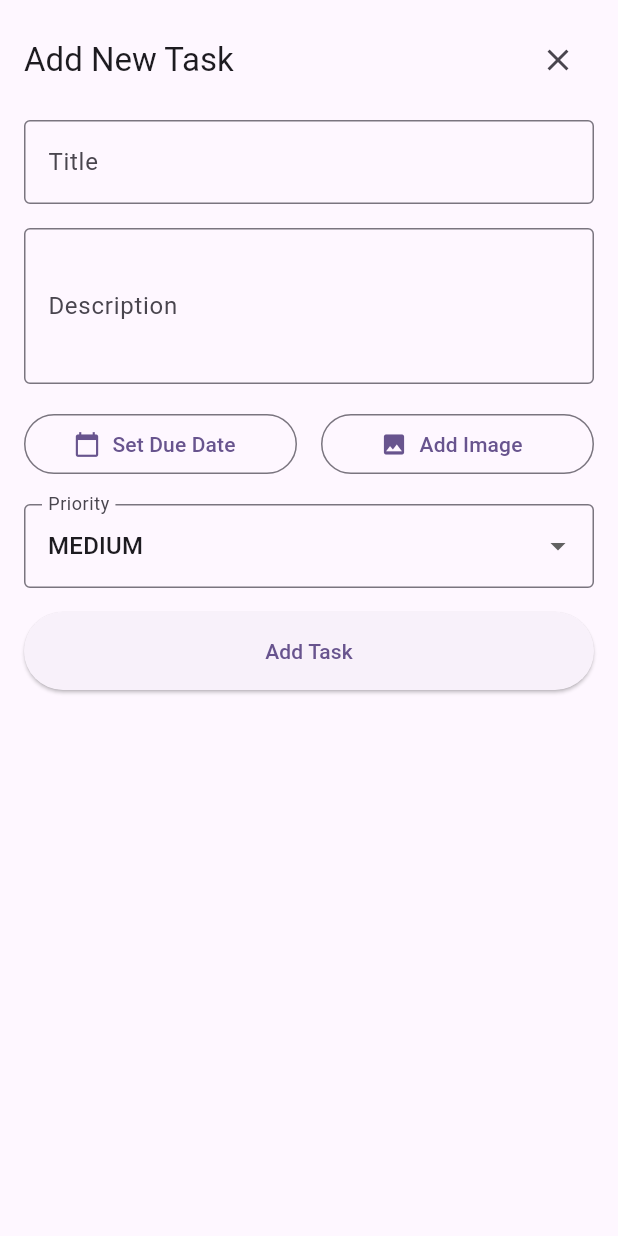
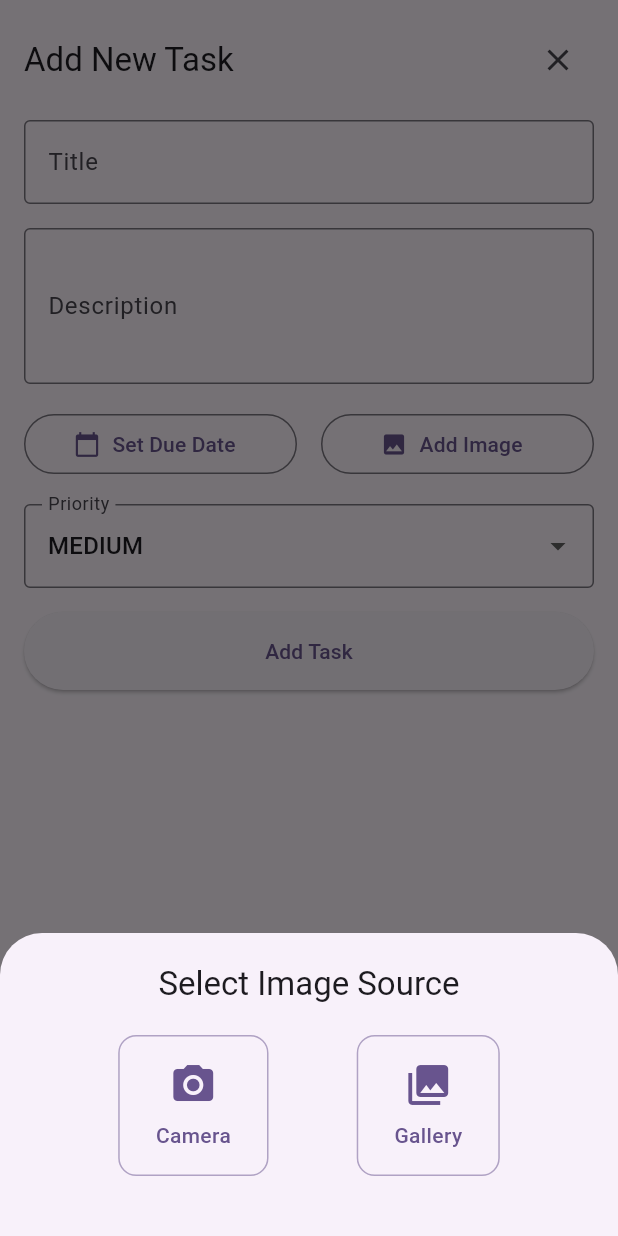
Before and after one commit to MohamedIjlal27/todo_flutter_app, a Flutter app: the AddTodoSheet widget shown alone on an empty page, opened directly, after a tap on "Add Image", on a phone screen of 412 x 824 dp. Run offline on Flutter 3.47's test engine with Material 3 defaults, Android fonts, the phone set to English and light mode, and no system bars; our stand-ins replace flutter_slidable, hive_flutter, image_picker, shared_preferences; accounts and stored records are empty.

Commit message:
feat: add camera/gallery picker and iOS permissions

```diff
--- a/lib/widgets/add_todo_sheet.dart
+++ b/lib/widgets/add_todo_sheet.dart
@@ -1,9 +1,9 @@
 import 'dart:io';
 import 'package:flutter/material.dart';
 import 'package:provider/provider.dart';
-import 'package:image_picker/image_picker.dart';
 import '../models/todo.dart';
 import '../providers/todo_provider.dart';
+import 'image_source_sheet.dart';
 
 class AddTodoSheet extends StatefulWidget {
   const AddTodoSheet({super.key});
@@ -27,14 +27,18 @@ class _AddTodoSheetState extends State<AddTodoSheet> {
   }
 
   Future<void> _pickImage() async {
-    final ImagePicker picker = ImagePicker();
-    final XFile? image = await picker.pickImage(source: ImageSource.gallery);
-
-    if (image != null) {
-      setState(() {
-        _imagePath = image.path;
-      });
-    }
+    showModalBottomSheet(
+      context: context,
+      builder: (context) => ImageSourceSheet(
+        onImageSelected: (path) {
+          if (path != null) {
+            setState(() {
+              _imagePath = path;
+            });
+          }
+        },
+      ),
+    );
   }
 
   Future<void> _selectDate(BuildContext context) async {
--- /dev/null
+++ b/lib/widgets/image_source_sheet.dart
@@ -0,0 +1,109 @@
+import 'package:flutter/material.dart';
+import 'package:image_picker/image_picker.dart';
+
+class ImageSourceSheet extends StatelessWidget {
+  final Function(String?) onImageSelected;
+
+  const ImageSourceSheet({
+    super.key,
+    required this.onImageSelected,
+  });
+
+  Future<void> _pickImage(ImageSource source) async {
+    final ImagePicker picker = ImagePicker();
+    try {
+      final XFile? image = await picker.pickImage(
+        source: source,
+        imageQuality: 80,
+      );
+
+      if (image != null) {
+        onImageSelected(image.path);
+      }
+    } catch (e) {
+      debugPrint('Error picking image: $e');
+    }
+    if (Navigator.canPop(navigatorKey.currentContext!)) {
+      Navigator.pop(navigatorKey.currentContext!);
+    }
+  }
+
+  static final GlobalKey<NavigatorState> navigatorKey = GlobalKey<NavigatorState>();
+
+  @override
+  Widget build(BuildContext context) {
+    return Container(
+      padding: const EdgeInsets.all(20),
+      child: Column(
+        mainAxisSize: MainAxisSize.min,
+        children: [
+          Text(
+            'Select Image Source',
+            style: Theme.of(context).textTheme.titleLarge,
+          ),
+          const SizedBox(height: 20),
+          Row(
+            mainAxisAlignment: MainAxisAlignment.spaceEvenly,
+            children: [
+              _buildOption(
+                context,
+                icon: Icons.camera_alt,
+                label: 'Camera',
+                onTap: () => _pickImage(ImageSource.camera),
+              ),
+              _buildOption(
+                context,
+                icon: Icons.photo_library,
+                label: 'Gallery',
+                onTap: () => _pickImage(ImageSource.gallery),
+              ),
+            ],
+          ),
+          const SizedBox(height: 20),
+        ],
+      ),
+    );
+  }
+
+  Widget _buildOption(
+    BuildContext context, {
+    required IconData icon,
+    required String label,
+    required VoidCallback onTap,
+  }) {
+    return InkWell(
+      onTap: onTap,
+      borderRadius: BorderRadius.circular(12),
+      child: Container(
+        padding: const EdgeInsets.symmetric(
+          vertical: 16,
+          horizontal: 24,
+        ),
+        decoration: BoxDecoration(
+          border: Border.all(
+            color: Theme.of(context).colorScheme.primary.withOpacity(0.5),
+          ),
+          borderRadius: BorderRadius.circular(12),
+        ),
+        child: Column(
+          mainAxisSize: MainAxisSize.min,
+          children: [
+            Icon(
+              icon,
+              size: 32,
+              color: Theme.of(context).colorScheme.primary,
+            ),
+            const SizedBox(height: 8),
+            Text(
+              label,
+              style: TextStyle(
+                color: Theme.of(context).colorScheme.primary,
+                fontWeight: FontWeight.w500,
+              ),
+            ),
+          ],
+        ),
+      ),
+    );
+  }
+}
--- a/lib/widgets/todo_detail_sheet.dart
+++ b/lib/widgets/todo_detail_sheet.dart
@@ -1,9 +1,9 @@
 import 'dart:io';
 import 'package:flutter/material.dart';
 import 'package:provider/provider.dart';
-import 'package:image_picker/image_picker.dart';
 import '../models/todo.dart';
 import '../providers/todo_provider.dart';
+import 'image_source_sheet.dart';
 
 class TodoDetailSheet extends StatefulWidget {
   final Todo todo;
@@ -44,14 +44,18 @@ class _TodoDetailSheetState extends State<TodoDetailSheet> {
   }
 
   Future<void> _pickImage() async {
-    final ImagePicker picker = ImagePicker();
-    final XFile? image = await picker.pickImage(source: ImageSource.gallery);
-
-    if (image != null) {
-      setState(() {
-        _imagePath = image.path;
-      });
-    }
+    showModalBottomSheet(
+      context: context,
+      builder: (context) => ImageSourceSheet(
+        onImageSelected: (path) {
+          if (path != null) {
+            setState(() {
+              _imagePath = path;
+            });
+          }
+        },
+      ),
+    );
   }
 
   Future<void> _selectDate(BuildContext context) async {
```
Also changed, not shown: 1 other file.
